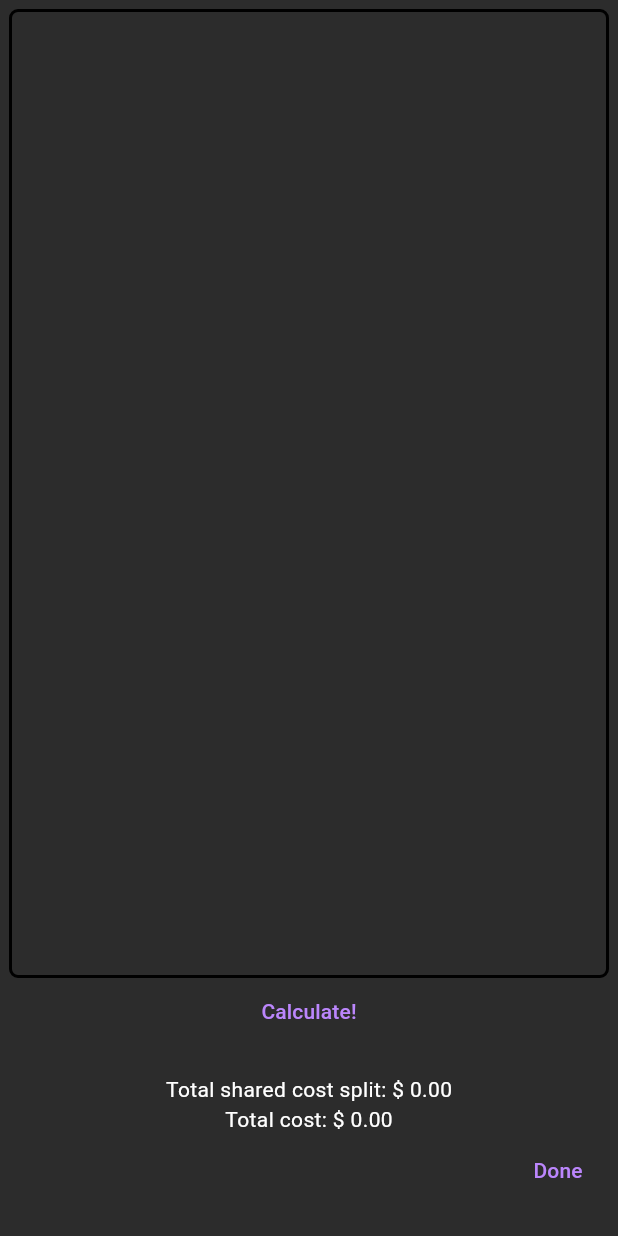
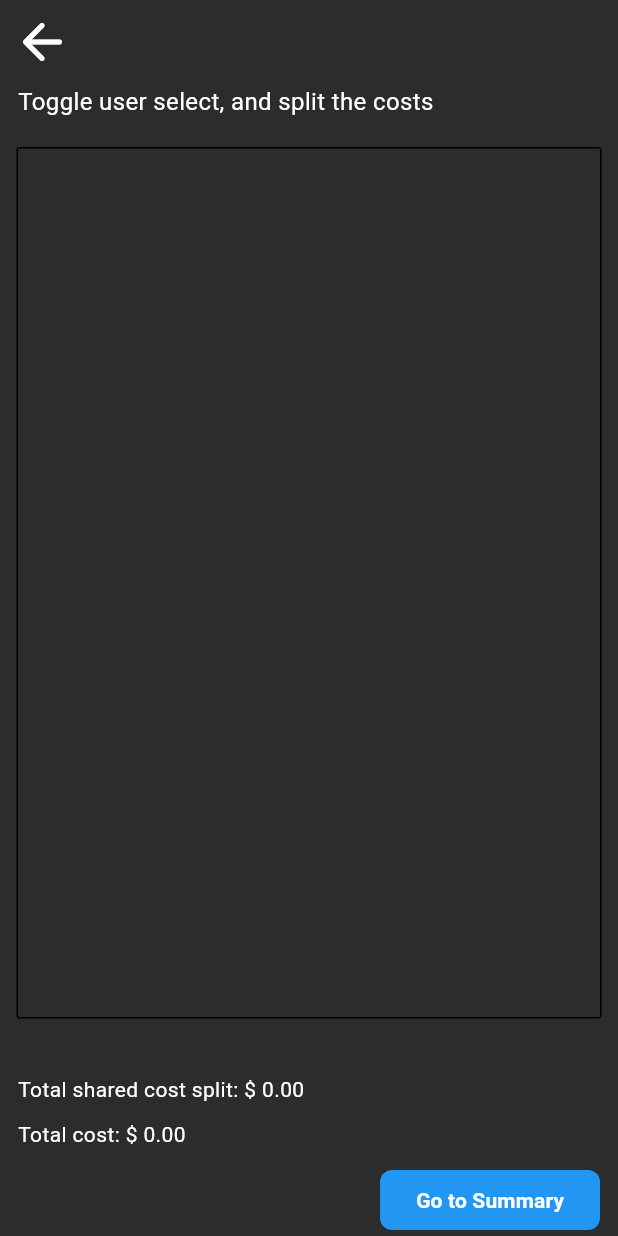
Before and after one commit to t-rav4/receipt_split, a Flutter app: the ReceiptSplitPage widget shown alone on an empty page, opened directly with empty values, on a phone screen of 412 x 824 dp. Run offline on Flutter 3.47's test engine with Material 3 defaults, Android fonts, the phone set to English and light mode, and no system bars; our stand-ins replace file_picker, flutter_dotenv, flutter_native_splash, shared_preferences; accounts and stored records are empty.

Commit message:
refactor: cleanup - started summary page

```diff
--- /dev/null
+++ b/mobile/lib/models/item.dart
@@ -0,0 +1,56 @@
+import 'dart:math';
+
+import 'package:flutter/material.dart';
+
+class Item {
+  String _id;
+  String name;
+  double price;
+
+  bool isSelected;
+  Color? selectedColour;
+
+  Item({required this.name, required this.price, required this.isSelected})
+      : _id = _generateUniqueId();
+
+  static String _generateUniqueId() {
+    // Combine current time with random value to ensure uniqueness
+    int timestamp = DateTime.now().millisecondsSinceEpoch;
+    int randomValue = Random().nextInt(10000); // Adding some randomness
+    return '$timestamp-$randomValue';
+  }
+
+  // Factory constructor to create an Item from JSON
+  factory Item.fromJson(Map<String, dynamic> json) {
+    return Item(
+      name: json['name'],
+      price: (json['price'] as num).toDouble(),
+      isSelected: false,
+    );
+  }
+}
+
+List<Item> extractItems(String extractedPdfText) {
+  List<Item> items = [];
+
+  // Regular expression to match item names and prices
+  // This is a basic regex, adjust it to your receipt format
+  // RegExp itemRegExp = RegExp(r"([A-Za-z\s]+)\s+\$?(\d+\.\d{2})");
+  RegExp itemRegExp = RegExp(r"([A-Za-z0-9\s^#&\-,]+)\s+(\-?\d+\.\d{2})");
+
+  // Split the extracted text into lines and iterate through each line
+  var lines = extractedPdfText.split('\n');
+  for (var line in lines) {
+    var match = itemRegExp.firstMatch(line);
+
+    if (match != null) {
+      String itemName = match.group(1)!.trim();
+      double itemPrice = double.tryParse(match.group(2)!) ?? 0.0;
+
+      if (itemPrice != 0.0) {
+        items.add(Item(name: itemName, price: itemPrice, isSelected: false));
+      }
+    }
+  }
+  return items;
+}
--- a/mobile/lib/types/user.dart
+++ b/mobile/lib/models/user.dart
@@ -1,6 +1,5 @@
 import 'package:flutter/material.dart';
-import 'package:receipt_split/receipt_split_page.dart';
-import 'package:uuid/uuid.dart'; // TODO: remove package?
+import 'package:receipt_split/models/item.dart';
 
 class User {
   String id;
--- a/mobile/lib/receipt_split_page.dart
+++ b/mobile/lib/receipt_split_page.dart
@@ -1,10 +1,11 @@
 import 'dart:io';
-import 'dart:math';
-
 import 'package:flutter/material.dart';
+import 'package:receipt_split/models/item.dart';
 import 'package:receipt_split/services/split_service.dart';
 import 'package:receipt_split/split_summary_page.dart';
-import 'package:receipt_split/types/user.dart';
+import 'package:receipt_split/models/user.dart';
+import 'package:receipt_split/widgets/page_layout.dart';
+import 'package:receipt_split/widgets/styled_button.dart';
 
 class ReceiptSplitPage extends StatefulWidget {
   final List<User> users;
@@ -35,7 +36,6 @@ class _ReceiptSplitPageState extends State<ReceiptSplitPage> {
   @override
   void initState() {
     extractTextFromPdf();
-
     super.initState();
   }
 
@@ -135,12 +135,14 @@ class _ReceiptSplitPageState extends State<ReceiptSplitPage> {
 
   @override
   Widget build(BuildContext context) {
-    return Scaffold(
-      body: SafeArea(
-        child: Padding(
-          padding: const EdgeInsets.only(left: 8, right: 8, top: 8, bottom: 20),
-          child: Column(
+    return RsLayout(
+        showBackButton: true,
+        content: Column(
+          crossAxisAlignment: CrossAxisAlignment.start,
+          spacing: 10,
           children: [
+            Text("Toggle user select, and split the costs",
+                style: TextStyle(fontSize: 16)),
             Row(
               mainAxisAlignment: MainAxisAlignment.spaceAround,
               children: widget.users.map(
@@ -148,9 +150,9 @@ class _ReceiptSplitPageState extends State<ReceiptSplitPage> {
                   return TextButton(
                     style: ButtonStyle(
                       backgroundColor: selectedUser == user
-                              ? WidgetStateProperty.all<Color>(
-                                  selectedUser!.colour)
-                              : WidgetStateProperty.all<Color>(Colors.grey)),
+                          ? WidgetStateProperty.all<Color>(selectedUser!.colour)
+                          : WidgetStateProperty.all<Color>(Colors.grey),
+                    ),
                     onPressed: () {
                       setState(() {
                         if (selectedUser?.name == user.name) {
@@ -175,12 +177,13 @@ class _ReceiptSplitPageState extends State<ReceiptSplitPage> {
                       decoration: BoxDecoration(
                         border: Border.all(
                           color: Colors.black,
-                            width: 2.0,
+                          width: 1,
                           strokeAlign: BorderSide.strokeAlignOutside,
                         ),
-                          borderRadius: BorderRadius.circular(4),
+                        borderRadius: BorderRadius.circular(1),
                       ),
-                        child: ListView.builder(
+                      child: ListView.separated(
+                        padding: EdgeInsets.symmetric(horizontal: 6),
                         itemCount: purchasedItems.length,
                         itemBuilder: (context, index) {
                           Item item = purchasedItems[index];
@@ -188,26 +191,26 @@ class _ReceiptSplitPageState extends State<ReceiptSplitPage> {
                           return Material(
                             child: ListTile(
                               title: Text(item.name),
-                                subtitle:
-                                    Text('\$${item.price.toStringAsFixed(2)}'),
-                                trailing: const Icon(Icons.shopping_cart),
+                              trailing: Text(
+                                '\$${item.price.toStringAsFixed(2)}',
+                                style: TextStyle(fontSize: 16),
+                              ),
                               selectedTileColor: item.selectedColour,
                               selected: item.isSelected,
                               selectedColor: Colors.white,
                               onTap: () {
                                 toggleItem(item);
                               },
+                              // shape: LinearBorder.bottom(
+                              //   side: BorderSide(color: Colors.grey, width: 1),
+                              // ),
                             ),
                           );
                         },
+                        separatorBuilder: (BuildContext context, int index) =>
+                            const Divider(),
                       ),
                     ),
-              ),
-              TextButton(
-                onPressed: () {
-                  calculateSplitCosts();
-                },
-                child: Text("Calculate!"),
             ),
             Padding(
               padding: EdgeInsets.only(top: 18),
@@ -236,75 +239,18 @@ class _ReceiptSplitPageState extends State<ReceiptSplitPage> {
             Row(
               mainAxisAlignment: MainAxisAlignment.end,
               children: [
-                  TextButton(
-                    onPressed: () {
+                StyledButton(
+                    label: "Go to Summary",
+                    onTap: () {
                       Navigator.push(
                         context,
                         MaterialPageRoute(
                             builder: (context) => SplitSummaryPage()),
                       );
-                    },
-                    child: Text("Done"),
-                  )
+                    }),
               ],
             ),
           ],
-          ),
-        ),
-      ),
-    );
+        ));
   }
 }
-
-class Item {
-  String _id;
-  String name;
-  double price;
-
-  bool isSelected;
-  Color? selectedColour;
-
-  Item({required this.name, required this.price, required this.isSelected})
-      : _id = _generateUniqueId();
-
-  static String _generateUniqueId() {
-    // Combine current time with random value to ensure uniqueness
-    int timestamp = DateTime.now().millisecondsSinceEpoch;
-    int randomValue = Random().nextInt(10000); // Adding some randomness
-    return '$timestamp-$randomValue';
-  }
-
-  // Factory constructor to create an Item from JSON
-  factory Item.fromJson(Map<String, dynamic> json) {
-    return Item(
-      name: json['name'],
-      price: (json['price'] as num).toDouble(),
-      isSelected: false,
-    );
-  }
-}
-
-List<Item> extractItems(String extractedPdfText) {
-  List<Item> items = [];
-
-  // Regular expression to match item names and prices
-  // This is a basic regex, adjust it to your receipt format
-  // RegExp itemRegExp = RegExp(r"([A-Za-z\s]+)\s+\$?(\d+\.\d{2})");
-  RegExp itemRegExp = RegExp(r"([A-Za-z0-9\s^#&\-,]+)\s+(\-?\d+\.\d{2})");
-
-  // Split the extracted text into lines and iterate through each line
-  var lines = extractedPdfText.split('\n');
-  for (var line in lines) {
-    var match = itemRegExp.firstMatch(line);
-
-    if (match != null) {
-      String itemName = match.group(1)!.trim();
-      double itemPrice = double.tryParse(match.group(2)!) ?? 0.0;
-
-      if (itemPrice != 0.0) {
-        items.add(Item(name: itemName, price: itemPrice, isSelected: false));
-      }
-    }
-  }
-  return items;
-}
--- a/mobile/lib/services/preferences_service.dart
+++ b/mobile/lib/services/preferences_service.dart
@@ -1,6 +1,6 @@
 import 'dart:convert';
 
-import 'package:receipt_split/types/user.dart';
+import 'package:receipt_split/models/user.dart';
 import 'package:shared_preferences/shared_preferences.dart';
 
 class PreferenceService {
--- a/mobile/lib/services/split_service.dart
+++ b/mobile/lib/services/split_service.dart
@@ -2,7 +2,7 @@ import 'dart:io';
 import 'dart:convert';
 import 'package:flutter_dotenv/flutter_dotenv.dart';
 import 'package:http/http.dart' as http;
-import 'package:receipt_split/receipt_split_page.dart';
+import 'package:receipt_split/models/item.dart';
 
 class SplitService {
   SplitService._privateConstructor();
--- a/mobile/lib/services/user_service.dart
+++ b/mobile/lib/services/user_service.dart
@@ -3,7 +3,7 @@ import 'dart:convert';
 import 'package:flutter/material.dart';
 import 'package:http/http.dart' as http;
 import 'package:flutter_dotenv/flutter_dotenv.dart';
-import 'package:receipt_split/types/user.dart';
+import 'package:receipt_split/models/user.dart';
 
 class UserService {
   UserService._privateConstructor();
--- a/mobile/lib/widgets/colour_pick_note.dart
+++ b/mobile/lib/widgets/colour_pick_note.dart
@@ -1,6 +1,6 @@
 import 'package:flutter/material.dart';
 import 'package:receipt_split/services/colour_picker_service.dart';
-import 'package:receipt_split/types/user.dart';
+import 'package:receipt_split/models/user.dart';
 
 class ColourPickNote extends StatefulWidget {
   final User user;
--- a/mobile/lib/widgets/list_user_item.dart
+++ b/mobile/lib/widgets/list_user_item.dart
@@ -1,5 +1,5 @@
 import 'package:flutter/material.dart';
-import 'package:receipt_split/types/user.dart';
+import 'package:receipt_split/models/user.dart';
 import 'package:receipt_split/widgets/colour_pick_note.dart';
 
 class ListUserItem extends StatefulWidget {
--- /dev/null
+++ b/mobile/lib/widgets/page_layout.dart
@@ -0,0 +1,33 @@
+import 'package:flutter/material.dart';
+
+class RsLayout extends StatelessWidget {
+  final Widget content;
+  final bool? showBackButton;
+
+  const RsLayout(
+      {super.key, required this.content, this.showBackButton = false});
+
+  @override
+  Widget build(BuildContext context) {
+    return Scaffold(
+      body: SafeArea(
+        child: Column(
+          crossAxisAlignment: CrossAxisAlignment.start,
+          children: [
+            if (showBackButton ?? false)
+              IconButton(
+                onPressed: () => Navigator.of(context).pop(),
+                icon: Icon(Icons.arrow_back_rounded, size: 40),
+              ),
+            Expanded(
+              child: Padding(
+                padding: EdgeInsets.symmetric(horizontal: 12),
+                child: content,
+              ),
+            ),
+          ],
+        ),
+      ),
+    );
+  }
+}
```
Also changed, not shown: mobile/lib/main.dart (+0 -9 lines), mobile/lib/select_users_page.dart (+42 -25 lines), mobile/lib/split_summary_page.dart (+20 -9 lines), mobile/lib/widgets/list_user_summary_item.dart (added, +32 -0 lines). Lines whose indentation alone changed are shown as unchanged.
